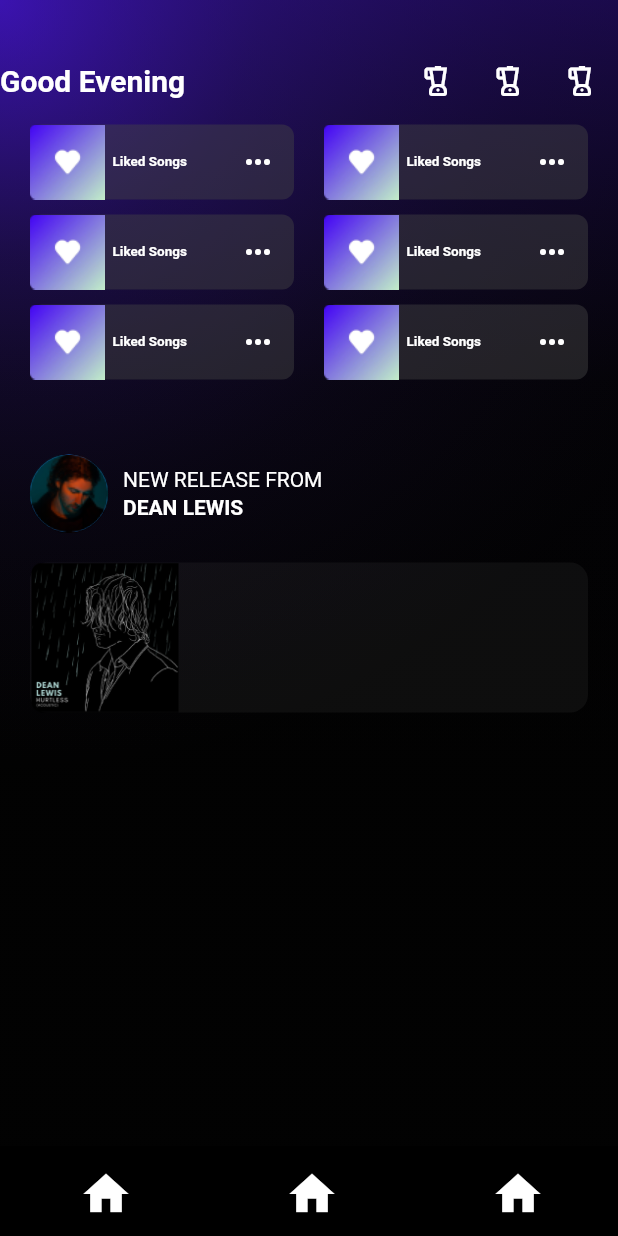
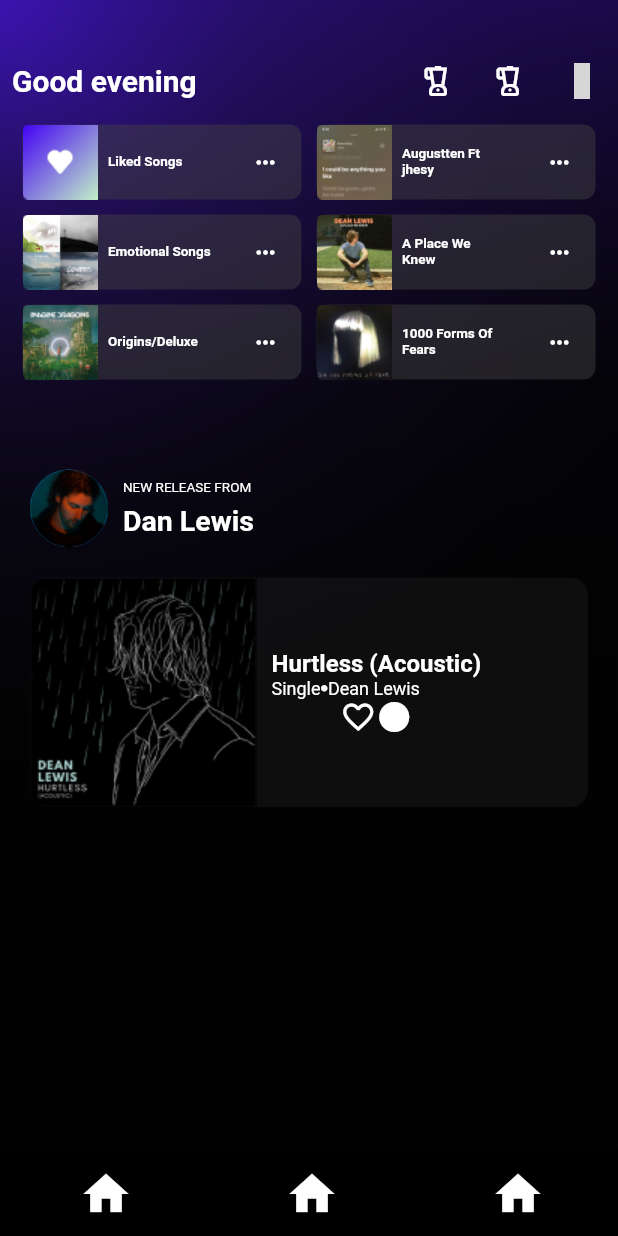
Before and after one commit to Drako-Rexon/Spotify_clone, a Flutter app: the screen it shows after launch, on a phone screen of 412 x 824 dp. Run offline on Flutter 3.47's test engine with Material 2 defaults, Android fonts, the phone set to English and light mode, and no system bars; our stand-ins replace flutter_vector_icons, get, page_transition, unicons; grey boxes are pictures that could not be loaded.

Commit message:
improved home

```diff
--- a/lib/components/sample_song_json.dart
+++ b/lib/components/sample_song_json.dart
@@ -200,3 +200,12 @@ const List songs = [
     ]
   }
 ];
+
+List homeTopCardOne = [
+  {"title": "Liked Songs", "img": "assets/images/home/Art-5.png"},
+  {"title": "Augustten Ft jhesy", "img": "assets/images/home/Art-4.png"},
+  {"title": "Emotional Songs", "img": "assets/images/home/Art-3.png"},
+  {"title": "A Place We Knew", "img": "assets/images/home/Art-2.png"},
+  {"title": "Origins/Deluxe", "img": "assets/images/home/Art-1.png"},
+  {"title": "1000 Forms Of Fears", "img": "assets/images/home/Art.png"},
+];
--- a/lib/homepage/components/card_home_top_page.dart
+++ b/lib/homepage/components/card_home_top_page.dart
@@ -5,12 +5,15 @@ import 'package:spotify_clone/components/res_size.dart';
 class CardHomeTopPage extends StatelessWidget {
   const CardHomeTopPage({
     Key? key,
+    required this.text,
+    required this.img,
   }) : super(key: key);
-
+  final String text;
+  final String img;
   @override
   Widget build(BuildContext context) {
     return Container(
-      width: ResSize.halfwidth - 30,
+      width: ResSize.halfwidth - 20,
       height: 50,
       decoration: BoxDecoration(
         color: AppColor.lightGrey.withOpacity(0.45),
@@ -22,23 +25,27 @@ class CardHomeTopPage extends StatelessWidget {
         children: [
           Row(
             mainAxisSize: MainAxisSize.max,
+            mainAxisAlignment: MainAxisAlignment.spaceBetween,
             children: [
               Container(
                 width: 50,
                 height: 50,
                 decoration: BoxDecoration(
                   image: DecorationImage(
-                    image: AssetImage('assets/images/home/Art-5.png'),
+                    image: AssetImage(img),
                   ),
                 ),
               ),
-              SizedBox(width: 5),
-              Text(
-                "Liked Songs",
-                style: TextStyle(
-                  fontSize: 9,
-                  fontWeight: FontWeight.bold,
-                  color: AppColor.spotifyWhite,
+              SizedBox(width: 7),
+              Container(
+                width: 70,
+                child: Text(
+                  text,
+                  style: TextStyle(
+                    fontSize: 9,
+                    fontWeight: FontWeight.bold,
+                    color: AppColor.spotifyWhite,
+                  ),
                 ),
               ),
             ],
@@ -47,6 +54,7 @@ class CardHomeTopPage extends StatelessWidget {
             onPressed: () {},
             icon: Icon(
               Icons.more_horiz,
+              size: 18,
               color: AppColor.spotifyWhite,
             ),
           ),
--- a/lib/homepage/components/head_home_page.dart
+++ b/lib/homepage/components/head_home_page.dart
@@ -1,24 +1,23 @@
 import 'package:flutter/material.dart';
 import 'package:spotify_clone/components/colors.dart';
+import 'package:spotify_clone/homepage/components/single_song_profile_card.dart';
+import 'package:unicons/unicons.dart';
 
 class HeadHomePage extends StatelessWidget {
   const HeadHomePage({
     Key? key,
+    required this.text,
   }) : super(key: key);
-
+  final String text;
   @override
   Widget build(BuildContext context) {
     return Row(
       mainAxisAlignment: MainAxisAlignment.spaceBetween,
       children: [
-        Text(
-          "Good Evening",
-          style: TextStyle(
-            fontSize: 20,
-            // fontFamily: 'CircularStd',
-            fontWeight: FontWeight.bold,
-            color: AppColor.spotifyWhite,
-          ),
+        RegularText(
+          text: "Good evening",
+          isBold: true,
+          textSize: 20,
         ),
         Row(
           children: [
@@ -39,7 +38,7 @@ class HeadHomePage extends StatelessWidget {
             IconButton(
               onPressed: () {},
               icon: Icon(
-                Icons.blender_outlined,
+                UniconsLine.cog,
                 color: AppColor.spotifyWhite,
               ),
             ),
--- a/lib/homepage/components/row_card_home_top.dart
+++ b/lib/homepage/components/row_card_home_top.dart
@@ -1,5 +1,4 @@
 import 'package:flutter/material.dart';
-import 'package:spotify_clone/homepage/components/card_home_top_page.dart';
 
 class RowCardHomeTop extends StatelessWidget {
   const RowCardHomeTop({
@@ -11,8 +10,8 @@ class RowCardHomeTop extends StatelessWidget {
     return Row(
       mainAxisAlignment: MainAxisAlignment.spaceEvenly,
       children: [
-        CardHomeTopPage(),
-        CardHomeTopPage(),
+        // CardHomeTopPage(text: "Liked Songs1"),
+        // CardHomeTopPage(text: "Liked Songs1"),
       ],
     );
   }
--- a/lib/homepage/components/single_song_profile_card.dart
+++ b/lib/homepage/components/single_song_profile_card.dart
@@ -29,19 +29,23 @@ class SingleCardWithPlayerProfile extends StatelessWidget {
               Column(
                 crossAxisAlignment: CrossAxisAlignment.start,
                 children: [
-                  Text(
-                    "NEW RELEASE FROM",
-                    style: TextStyle(
-                      color: AppColor.spotifyWhite,
-                    ),
+                  // Text(
+                  //   ,
+                  //   style: TextStyle(
+                  //     fontSize: 8,
+                  //     fontWeight: FontWeight.w300,
+                  //     color: AppColor.spotifyWhite,
+                  //   ),
+                  // ),
+                  RegularText(
+                    text: "NEW RELEASE FROM",
+                    textSize: 9,
                   ),
-                  SizedBox(height: 3),
-                  Text(
-                    'DEAN LEWIS',
-                    style: TextStyle(
-                      color: AppColor.spotifyWhite,
-                      fontWeight: FontWeight.bold,
-                    ),
+                  SizedBox(height: 5),
+                  RegularText(
+                    text: 'Dan Lewis',
+                    textSize: 19,
+                    isBold: true,
                   ),
                 ],
               ),
@@ -50,27 +54,66 @@ class SingleCardWithPlayerProfile extends StatelessWidget {
           // * Music Card
           SizedBox(height: 20),
           Container(
+            padding: EdgeInsets.all(0),
             decoration: BoxDecoration(
               color: AppColor.lightGrey,
               borderRadius: BorderRadius.all(Radius.circular(12)),
             ),
             child: Row(
+              mainAxisSize: MainAxisSize.max,
               children: [
+                Image(
+                  image: AssetImage('assets/images/home/Pic-1.png'),
+                ),
                 Container(
-                  height: 100,
-                  width: 100,
-                  decoration: BoxDecoration(
-                    image: DecorationImage(
-                      image: AssetImage('assets/images/home/Pic-1.png'),
-                    ),
+                  padding: const EdgeInsets.only(
+                    left: 10,
+                    top: 10,
+                    bottom: 10,
+                    right: 10,
                   ),
-                ),
-                Column(
-                  children: [
-                    Row(
-                      children: [],
-                    ),
-                  ],
+                  child: Column(
+                    mainAxisAlignment: MainAxisAlignment.spaceBetween,
+                    mainAxisSize: MainAxisSize.max,
+                    // crossAxisAlignment: CrossAxisAlignment.start,
+                    children: [
+                      Column(
+                    crossAxisAlignment: CrossAxisAlignment.start,
+                        children: [
+                          RegularText(
+                            text: "Hurtless (Acoustic)",
+                            isBold: true,
+                            textSize: 16,
+                          ),
+                          Row(
+                            children: [
+                              RegularText(text: "Single"),
+                              Icon(
+                                Icons.circle,
+                                color: AppColor.spotifyWhite,
+                                size: 5,
+                              ),
+                              RegularText(text: "Dean Lewis"),
+                            ],
+                          ),
+                        ],
+                      ),
+                      Row(
+                        mainAxisSize: MainAxisSize.max,
+                        mainAxisAlignment: MainAxisAlignment.spaceBetween,
+                        children: [
+                          Icon(
+                            Icons.favorite_border,
+                            color: AppColor.spotifyWhite,
+                          ),
+                          Icon(
+                            Icons.circle,
+                            color: AppColor.spotifyWhite,
+                          ),
+                        ],
+                      ),
+                    ],
+                  ),
                 ),
               ],
             ),
@@ -80,3 +123,28 @@ class SingleCardWithPlayerProfile extends StatelessWidget {
     );
   }
 }
+
+class RegularText extends StatelessWidget {
+  const RegularText({
+    Key? key,
+    required this.text,
+    this.textSize = 12,
+    this.isBold = false,
+    this.textColor = Colors.white,
+  }) : super(key: key);
+  final String text;
+  final double textSize;
+  final bool isBold;
+  final Color textColor;
+  @override
+  Widget build(BuildContext context) {
+    return Text(
+      text,
+      style: TextStyle(
+        fontSize: textSize,
+        color: textColor,
+        fontWeight: isBold ? FontWeight.bold : FontWeight.normal,
+      ),
+    );
+  }
+}
--- a/lib/homepage/homepage.dart
+++ b/lib/homepage/homepage.dart
@@ -1,8 +1,9 @@
 import 'package:flutter/material.dart';
 import 'package:spotify_clone/components/colors.dart';
 import 'package:spotify_clone/components/res_size.dart';
+import 'package:spotify_clone/components/sample_song_json.dart';
+import 'package:spotify_clone/homepage/components/card_home_top_page.dart';
 import 'package:spotify_clone/homepage/components/head_home_page.dart';
-import 'package:spotify_clone/homepage/components/row_card_home_top.dart';
 import 'package:spotify_clone/homepage/components/single_song_profile_card.dart';
 
 class HomePage extends StatefulWidget {
@@ -62,14 +63,37 @@ class _HomePageState extends State<HomePage> {
           SafeArea(
             child: Column(
               children: [
-                SizedBox(height: 30),
-                HeadHomePage(),
-                SizedBox(height: 5),
-                RowCardHomeTop(),
-                SizedBox(height: 10),
-                RowCardHomeTop(),
-                SizedBox(height: 10),
-                RowCardHomeTop(),
+                // SizedBox(height: 30),
+                Container(
+                  padding: EdgeInsets.only(
+                    top: 30,
+                    bottom: 5,
+                    left: 8,
+                  ),
+                  child: HeadHomePage(text: "Good Evening"),
+                ),
+                // SizedBox(height: 5),
+                Column(
+                  children: List.generate((homeTopCardOne.length / 2).toInt(),
+                      (index) {
+                    return Container(
+                      padding: const EdgeInsets.only(bottom: 10),
+                      width: ResSize.screenWidth - 30,
+                      child: Row(
+                        mainAxisSize: MainAxisSize.max,
+                        mainAxisAlignment: MainAxisAlignment.spaceBetween,
+                        children: [
+                          CardHomeTopPage(
+                              img: homeTopCardOne[index * 2]["img"],
+                              text: homeTopCardOne[index * 2]["title"]),
+                          CardHomeTopPage(
+                              img: homeTopCardOne[(index * 2) + 1]["img"],
+                              text: homeTopCardOne[(index * 2) + 1]["title"]),
+                        ],
+                      ),
+                    );
+                  }),
+                ),
                 SizedBox(height: 50),
                 // * Card with profile and card
                 SingleCardWithPlayerProfile()
--- a/pubspec.yaml
+++ b/pubspec.yaml
@@ -37,6 +37,7 @@ dependencies:
   page_transition: "^2.0.5"
   flutter_vector_icons: ^1.0.0
   get: ^4.6.5
+  unicons: ^2.1.0
   # audioplayers: ^0.20.1
 
 dev_dependencies:
```
Also changed, not shown: pubspec.lock.
